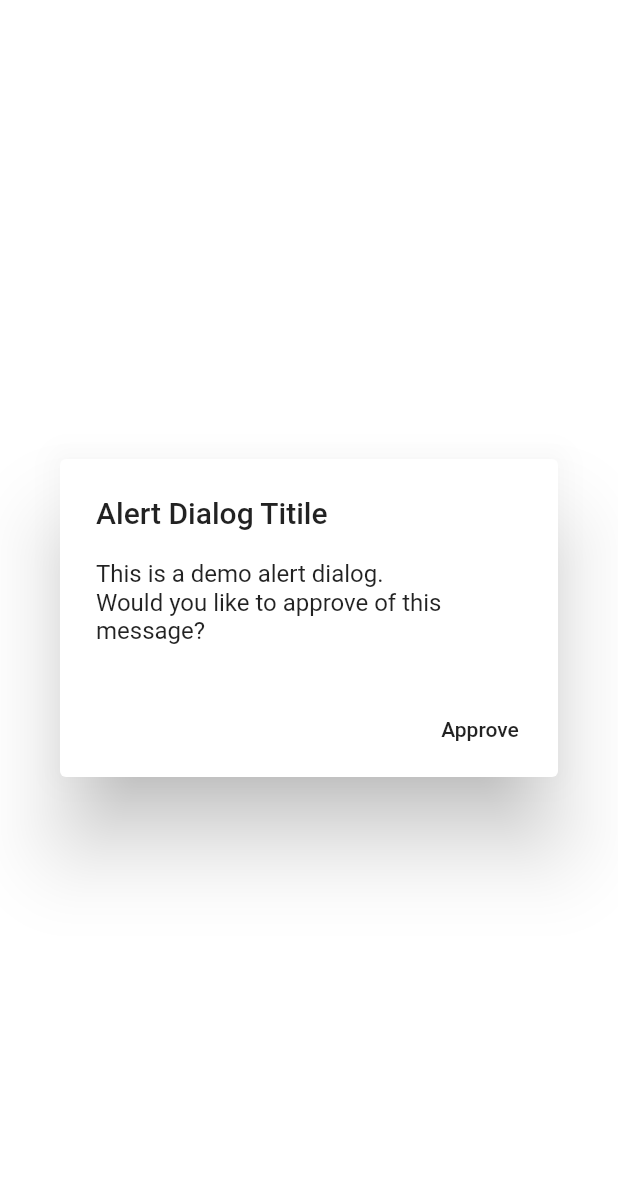
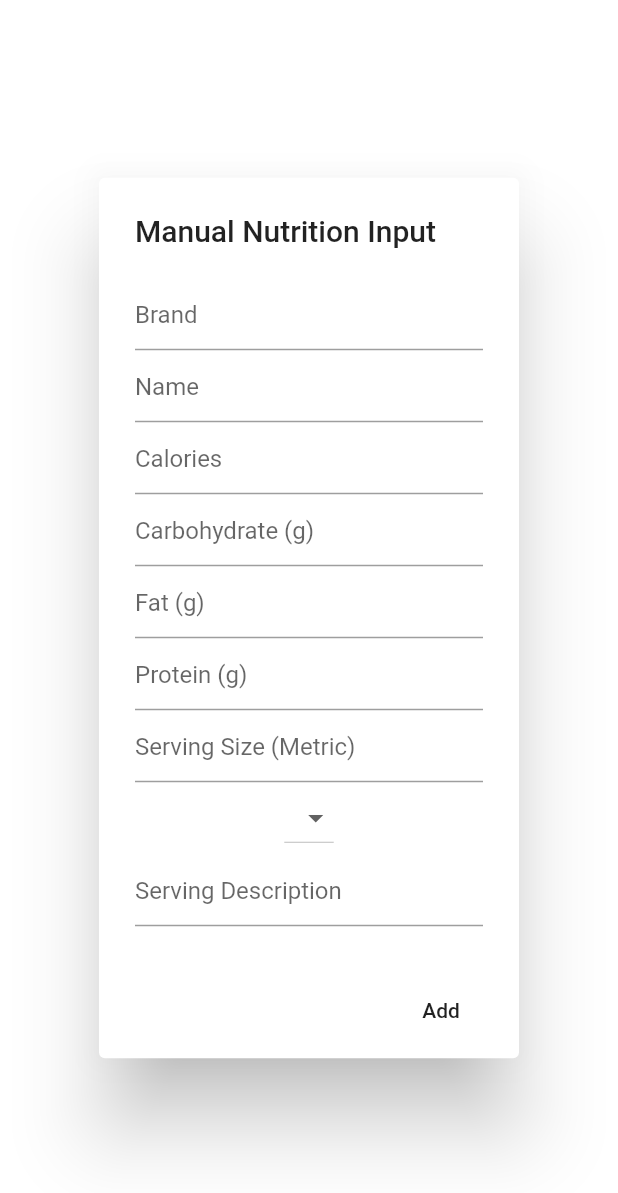
Before and after one commit to haoteng10/HealthyPlate, a Flutter app: the ManualNutritionDialogue widget shown alone on an empty page, opened directly, on a phone screen of 412 x 824 dp. Shown: the top 1193 px of the screen. Run offline on Flutter 3.47's test engine with Material 2 defaults, Android fonts, the phone set to English and light mode, and no system bars; our stand-ins replace cloud_firestore, firebase_auth, flutter_dotenv, flutter_spinkit; missing offline and left inert: flutter_barcode_scanner, oauth2; accounts and stored records are empty; network calls fail.

Commit message:
Firestore: User is now able to manually add food to the DB as a fallback, but he/she is not able to view the data properly yet.

```diff
--- a/lib/components/manual_nutrition_dialogue.dart
+++ b/lib/components/manual_nutrition_dialogue.dart
@@ -1,22 +1,145 @@
 import "package:flutter/material.dart";
+import 'package:nutrition/services/database.dart';
+import 'package:provider/provider.dart';
+import 'package:nutrition/models/user.dart';
 
-class ManualNutritionDialogue extends StatelessWidget {
+class ManualNutritionDialogue extends StatefulWidget {
+  @override
+  _ManualNutritionDialogueState createState() =>
+      _ManualNutritionDialogueState();
+}
+
+class _ManualNutritionDialogueState extends State<ManualNutritionDialogue> {
+  // Food
+  String _brand;
+  String _name;
+  // Serving
+  String _calories;
+  String _carbohydrate;
+  String _fat;
+  String _protein;
+
+  String _servingAmount;
+  String _servingUnit;
+  String _servingDescription;
+
   @override
   Widget build(BuildContext context) {
+    final user = Provider.of<User>(context);
+
+    Future<void> manualAddFoodItem() async {
+      print("Food added!");
+      DatabaseService(uid: user.uid).manualAddFood(
+        _brand,
+        _name,
+        _calories,
+        _carbohydrate,
+        _fat,
+        _protein,
+        _servingAmount,
+        _servingUnit,
+        _servingDescription,
+      );
+    }
+
     return AlertDialog(
-      title: Text("Alert Dialog Titile"),
-      content: SingleChildScrollView(
-        child: ListBody(
-          children: <Widget>[
-            Text('This is a demo alert dialog.'),
-            Text('Would you like to approve of this message?'),
-          ],
+      title: Text("Manual Nutrition Input"),
+      content: Stack(children: <Widget>[
+        SingleChildScrollView(
+          child: Form(
+            child: Column(
+              children: <Widget>[
+                TextFormField(
+                  decoration: InputDecoration(
+                    hintText: "Brand",
+                  ),
+                  onChanged: (String value) {
+                    _brand = value;
+                  },
+                ),
+                TextFormField(
+                  decoration: InputDecoration(
+                    hintText: "Name",
+                  ),
+                  onChanged: (String value) {
+                    _name = value;
+                  },
+                ),
+                TextFormField(
+                  decoration: InputDecoration(
+                    hintText: "Calories",
+                  ),
+                  onChanged: (String value) {
+                    _calories = value;
+                  },
+                ),
+                TextFormField(
+                  decoration: InputDecoration(
+                    hintText: "Carbohydrate (g)",
+                  ),
+                  onChanged: (String value) {
+                    _carbohydrate = value;
+                  },
+                ),
+                TextFormField(
+                  decoration: InputDecoration(
+                    hintText: "Fat (g)",
+                  ),
+                  onChanged: (String value) {
+                    _fat = value;
+                  },
+                ),
+                TextFormField(
+                  decoration: InputDecoration(
+                    hintText: "Protein (g)",
+                  ),
+                  onChanged: (String value) {
+                    _protein = value;
+                  },
+                ),
+                TextFormField(
+                  decoration: InputDecoration(
+                    hintText: "Serving Size (Metric)",
+                  ),
+                  onChanged: (String value) {
+                    _servingAmount = value;
+                  },
+                ),
+                // Serving Unit
+                DropdownButton<String>(
+                  value: _servingUnit,
+                  onChanged: (String newValue) {
+                    setState(() {
+                      _servingUnit = newValue;
+                    });
+                  },
+                  items: <String>["g"]
+                      .map<DropdownMenuItem<String>>((String value) {
+                    return DropdownMenuItem<String>(
+                      value: value,
+                      child: Text(value),
+                    );
+                  }).toList(),
+                ),
+                //Serving Description
+                TextFormField(
+                  decoration: InputDecoration(
+                    hintText: "Serving Description",
+                  ),
+                  onChanged: (String value) {
+                    _servingDescription = value;
+                  },
+                ),
+              ],
+            ),
+          ),
         ),
-      ),
+      ]),
       actions: <Widget>[
         FlatButton(
-          child: Text('Approve'),
-          onPressed: () {
+          child: Text('Add'),
+          onPressed: () async {
+            await manualAddFoodItem();
             Navigator.of(context).pop();
           },
         ),
--- a/lib/services/database.dart
+++ b/lib/services/database.dart
@@ -1,4 +1,5 @@
 import "package:cloud_firestore/cloud_firestore.dart";
+import 'package:nutrition/models/api/serving.dart';
 import "package:nutrition/models/food.dart";
 import "package:nutrition/services/fatsecret.dart";
 
@@ -31,6 +32,41 @@ class DatabaseService {
     });
   }
 
+  Future<void> manualAddFood(
+    String brand,
+    String name,
+    String calories,
+    String carbohydrate,
+    String fat,
+    String protein,
+    String servingAmount,
+    String servingUnit,
+    String servingDescription,
+  ) async {
+    Map inputFood = {
+      "brandName": brand,
+      "foodName": name,
+      "serving": {
+        "calories": calories,
+        "carbohydrate": carbohydrate,
+        "fat": fat,
+        "protein": protein,
+        "servingAmount": servingAmount,
+        "servingUnit": servingUnit,
+        "servingDescription": servingDescription,
+      },
+    };
+
+    DocumentReference addedFoodDocument = await foodsCollection.add({
+      "food": inputFood,
+      "user": Firestore.instance.document("users/" + uid),
+    });
+
+    await usersCollection.document(uid).updateData({
+      "foods": FieldValue.arrayUnion([addedFoodDocument]),
+    });
+  }
+
   Future<List<FoodData>> _foodDataListFromFoodCollectionSnapshot(
       QuerySnapshot snapshot) async {
     dynamic futures = snapshot.documents.map((doc) async {
@@ -41,10 +77,19 @@ class DatabaseService {
       //Returns null if the condition is not meet
       //Therefore, the returned array can be something like this: [null, null, "instance of Food"]
       if (userData.data["uid"] == uid) {
-        return await FatSecretService()
-            .getFoodNutrition(int.parse(doc["food_id"]));
+        if (doc["food_id"] != null) {
+          return await FatSecretService()
+              .getFoodNutrition(int.parse(doc["food_id"]));
+        } else {}
       }
+      return FoodData(
+          //Placeholder Return (Will be removed)
+          foodName: "x",
+          brandName: "y",
+          foodUrl: "z",
+          serving: Serving());
     });
+
     return await Future.wait(futures);
   }
 
--- a/lib/services/fatsecret.dart
+++ b/lib/services/fatsecret.dart
@@ -87,7 +87,7 @@ class FatSecretService {
 
         return foodItem;
       }
-    } else if (itemID == 0) {
+    } else {
       print("===== Product not found! =====");
     }
 
```
Also changed, not shown: lib/screens/home_screen.dart (+25 -0 lines).
